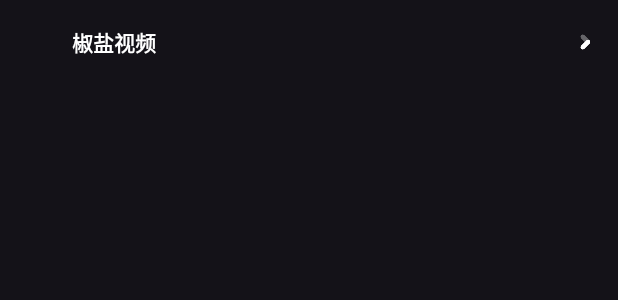
After one commit to Moriafly/SaltVideo, an Android app: the layout rv_home.xml on its own in the app's theme, with its tools: preview values and no code run, on a phone screen of 412 x 824 dp. The commit adds this screen. Shown: the top 300 px of the screen. Run offline under Robolectric (Android 15) with nearby library versions, the phone set to English and light mode, and no system bars.

Commit message:
主页 UI 更新

```diff
--- a/app/src/main/java/com/salt/video/ui/main/MainActivity.kt
+++ b/app/src/main/java/com/salt/video/ui/main/MainActivity.kt
@@ -107,7 +107,7 @@ class MainActivity : AppCompatActivity() {
         }
     }
 
-    private fun openDocumentTreeLauncher() {
+    fun openDocumentTreeLauncher() {
         try {
             openDocumentTreeLauncher.launch { uri ->
                 if (uri != null) {
@@ -120,7 +120,7 @@ class MainActivity : AppCompatActivity() {
         }
     }
 
-    private fun openDocumentLauncher(vararg input: String) {
+    fun openDocumentLauncher(vararg input: String) {
         try {
             openDocumentLauncher.launch(*input) { uri ->
                 if (uri != null) {
@@ -133,7 +133,7 @@ class MainActivity : AppCompatActivity() {
         }
     }
 
-    private fun openDialog() {
+    fun openDialog() {
         InputDialog(
             "网络视频",
             "输入网络地址",
--- /dev/null
+++ b/app/src/main/res/layout/rv_home.xml
@@ -0,0 +1,43 @@
+<?xml version="1.0" encoding="utf-8"?>
+<androidx.constraintlayout.widget.ConstraintLayout xmlns:android="http://schemas.android.com/apk/res/android"
+    xmlns:app="http://schemas.android.com/apk/res-auto"
+    xmlns:tools="http://schemas.android.com/tools"
+    android:id="@+id/item"
+    android:background="?attr/selectableItemBackground"
+    android:layout_width="match_parent"
+    android:layout_height="56dp">
+
+    <ImageView
+        android:id="@+id/ivIcon"
+        android:layout_width="24dp"
+        android:layout_height="24dp"
+        android:layout_marginStart="16dp"
+        app:layout_constraintBottom_toBottomOf="parent"
+        app:layout_constraintStart_toStartOf="parent"
+        app:layout_constraintTop_toTopOf="parent" />
+
+    <TextView
+        android:id="@+id/tvTitle"
+        android:layout_width="0dp"
+        android:layout_height="wrap_content"
+        android:layout_marginStart="8dp"
+        android:layout_marginEnd="8dp"
+        android:textColor="@color/text"
+        android:textStyle="bold"
+        app:layout_constraintBottom_toBottomOf="parent"
+        app:layout_constraintEnd_toStartOf="@+id/ivForward"
+        app:layout_constraintStart_toEndOf="@+id/ivIcon"
+        app:layout_constraintTop_toTopOf="parent"
+        tools:text="椒盐视频" />
+
+    <ImageView
+        android:id="@+id/ivForward"
+        android:layout_width="12dp"
+        android:layout_height="12dp"
+        android:layout_marginEnd="16dp"
+        android:src="@drawable/ic_forward"
+        app:layout_constraintBottom_toBottomOf="parent"
+        app:layout_constraintEnd_toEndOf="parent"
+        app:layout_constraintTop_toTopOf="parent" />
+
+</androidx.constraintlayout.widget.ConstraintLayout>
--- a/app/src/main/res/menu/menu_main_bottom.xml
+++ b/app/src/main/res/menu/menu_main_bottom.xml
@@ -3,12 +3,12 @@
 
     <item
         android:id="@+id/itemVideo"
-        android:icon="@drawable/ic_movies_folder"
+        android:icon="@drawable/ic_snowflake"
         android:title="@string/video" />
 
     <item
         android:id="@+id/itemMy"
-        android:icon="@drawable/ic_video"
+        android:icon="@drawable/ic_snowman"
         android:title="@string/my" />
 
 </menu>
--- a/app/src/main/res/values/colors.xml
+++ b/app/src/main/res/values/colors.xml
@@ -7,4 +7,6 @@
     <color name="teal_700">#FF018786</color>
     <color name="black">#FF000000</color>
     <color name="white">#FFFFFFFF</color>
+
+    <color name="text">#FFFFFF</color>
 </resources>
```
Also changed, not shown: app/src/main/java/com/salt/video/ui/main/video/VideoFragment.kt (+55 -0 lines), app/src/main/res/layout/activity_main.xml (+9 -5 lines), app/src/main/res/layout/fragment_video.xml (+4 -8 lines), app/src/main/res/drawable/ic_audio_file.png (added), app/src/main/res/drawable/ic_folder.png (added), app/src/main/res/drawable/ic_foot.png (added), app/src/main/res/drawable/ic_forward.png (added), app/src/main/res/drawable/ic_internet.png (added), app/src/main/res/drawable/ic_snowflake.png (added), app/src/main/res/drawable/ic_snowman.png (added), app/src/main/res/drawable/ic_video.png, app/src/main/res/drawable/ic_video_file.png (added).
